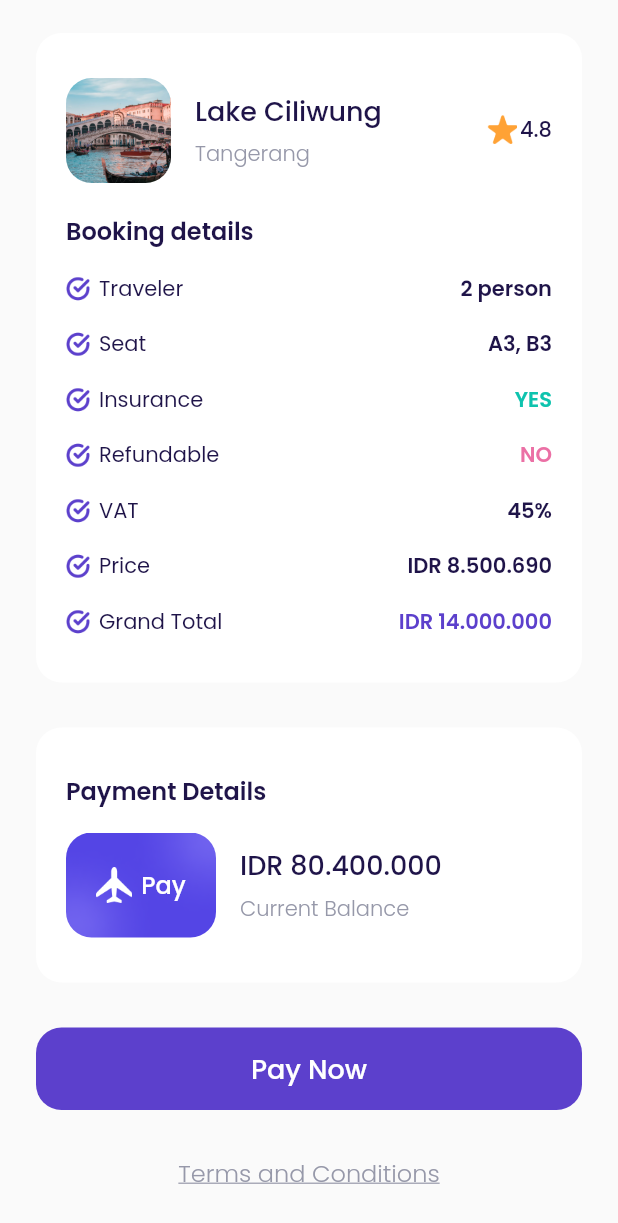
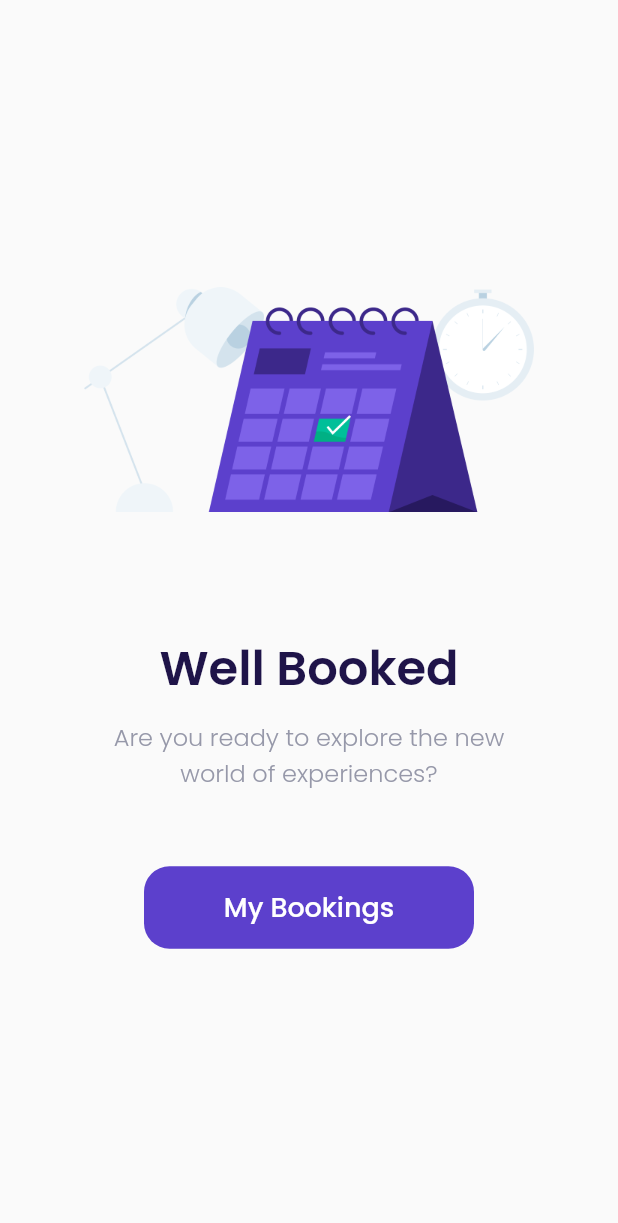
Before and after one commit to gitriant/airplane, a Flutter app: the CheckoutPage screen opened directly, scrolled down 190 dp, after a tap on "Pay Now", on a phone screen of 412 x 824 dp. Shown: the top 1223 px of the screen. Run offline on Flutter 3.47's test engine with Material 2 defaults, Android fonts, the phone set to English and light mode, and no system bars; our stand-ins replace google_fonts.

Commit message:
success checkout page

```diff
--- a/lib/ui/pages/checkout_page.dart
+++ b/lib/ui/pages/checkout_page.dart
@@ -1,4 +1,5 @@
 import 'package:airplane/shared/theme.dart';
+import 'package:airplane/ui/pages/success_checkout_page.dart';
 import 'package:airplane/ui/widgets/booking_details_item.dart';
 import 'package:airplane/ui/widgets/custom_button.dart';
 import 'package:flutter/material.dart';
@@ -234,7 +235,10 @@ class CheckoutPage extends StatelessWidget {
     Widget payButton() {
       return CustomButton(
           title: 'Pay Now',
-          onPressed: () {},
+          onPressed: () {
+            Navigator.push(context,
+                MaterialPageRoute(builder: (context) => SuccessCheckoutPage()));
+          },
           width: double.infinity,
           margin: EdgeInsets.only(top: 30));
     }
--- /dev/null
+++ b/lib/ui/pages/success_checkout_page.dart
@@ -0,0 +1,49 @@
+import 'package:airplane/shared/theme.dart';
+import 'package:airplane/ui/widgets/custom_button.dart';
+import 'package:flutter/material.dart';
+
+class SuccessCheckoutPage extends StatelessWidget {
+  const SuccessCheckoutPage({Key? key}) : super(key: key);
+
+  @override
+  Widget build(BuildContext context) {
+    return Scaffold(
+        backgroundColor: kBackgroundColor,
+        body: Center(
+            child: Column(
+          mainAxisAlignment: MainAxisAlignment.center,
+          children: [
+            Container(
+              width: 300,
+              height: 150,
+              margin: EdgeInsets.only(bottom: 80),
+              decoration: BoxDecoration(
+                  image: DecorationImage(
+                      image: AssetImage('assets/image_success.png'))),
+            ),
+            Text(
+              'Well Booked',
+              style:
+                  blackTextStyle.copyWith(fontSize: 32, fontWeight: semiBold),
+            ),
+            SizedBox(
+              height: 10,
+            ),
+            Text(
+              'Are you ready to explore the new\nworld of experiences?',
+              style: greyTextStyle.copyWith(fontSize: 16, fontWeight: light),
+              textAlign: TextAlign.center,
+            ),
+            CustomButton(
+              title: 'My Bookings',
+              onPressed: () {
+                Navigator.pushNamedAndRemoveUntil(
+                    context, '/main', (route) => false);
+              },
+              width: 220,
+              margin: EdgeInsets.only(top: 50),
+            )
+          ],
+        )));
+  }
+}
```
